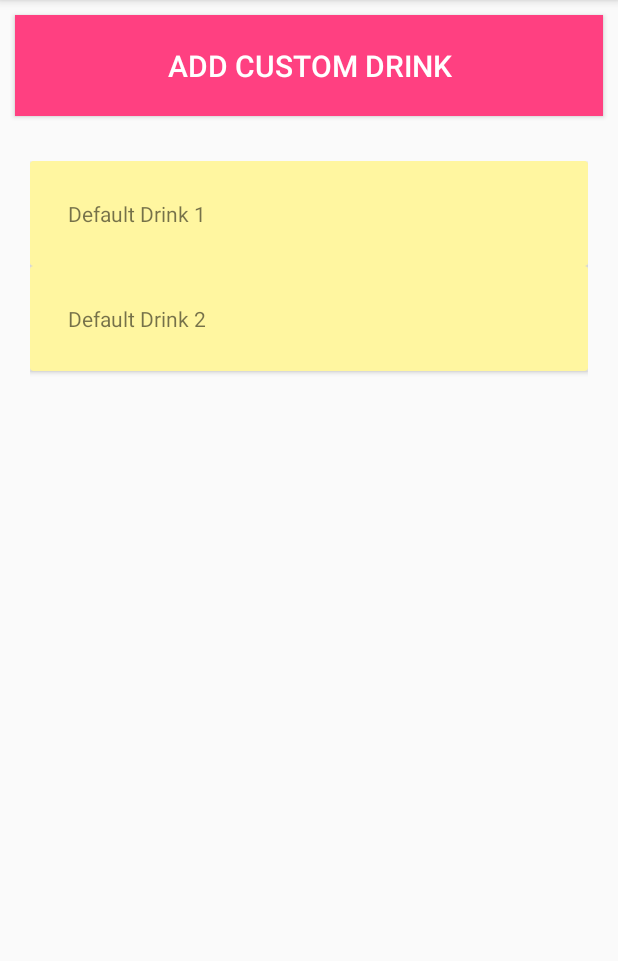
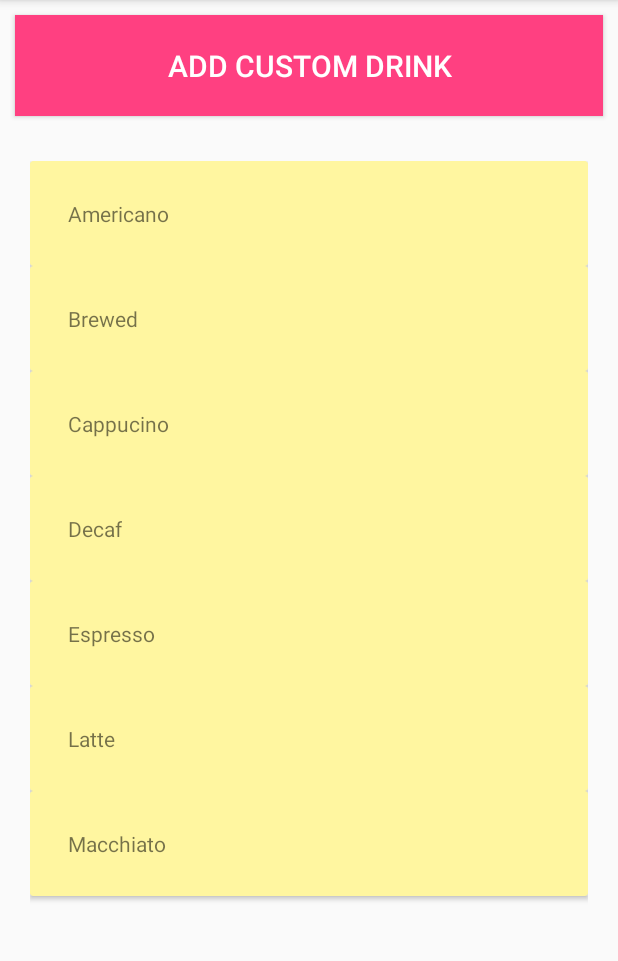
Before and after one commit to fireal3467/CoffeeTime, an Android app: the AddDrinkActivity screen opened directly, with no data from a screen before it, on a phone screen of 412 x 824 dp, the part 168-1129 px from its top. Run offline under Robolectric (Android 15) with nearby library versions, the phone set to English and light mode, and no system bars; our stand-ins replace Room's generated code.

Commit message:
added more default drinks

```diff
--- a/app/src/main/java/com/example/emilylien/coffeetime/AddDrinkDialog.java
+++ b/app/src/main/java/com/example/emilylien/coffeetime/AddDrinkDialog.java
@@ -72,7 +72,7 @@ public class AddDrinkDialog extends DialogFragment {
         DrinkInfo drink = (DrinkInfo) getArguments().getSerializable(DRINK_CHOICE);
         drinkName.setText(drink.getDrinkName());
         drinkSize.setText(drink.getSize());
-        caffineAmount.setText(Integer.toString(drink.getCaffineAmount()));
+        caffineAmount.setText(Integer.toString(drink.getCaffineAmount() + "ml"));
     }
 
 }
--- a/app/src/main/java/com/example/emilylien/coffeetime/adapter/DrinkTypeAdapter.java
+++ b/app/src/main/java/com/example/emilylien/coffeetime/adapter/DrinkTypeAdapter.java
@@ -36,8 +36,13 @@ public class DrinkTypeAdapter extends RecyclerView.Adapter<DrinkTypeAdapter.View
         this.drinkList = drinkList;
         this.context = context;
         this.category = category;
-        drinkList.add(new DrinkInfo("Default Drink 1", "100 ml", 300, category));
-        drinkList.add(new DrinkInfo("Default Drink 2", "500 ml", 200, category));
+        drinkList.add(new DrinkInfo("Americano", "237 ml", 63, category));
+        drinkList.add(new DrinkInfo("Brewed", "237 ml", 95, category));
+        drinkList.add(new DrinkInfo("Cappucino", "237 ml", 3, category));
+        drinkList.add(new DrinkInfo("Decaf", "237 ml", 63, category));
+        drinkList.add(new DrinkInfo("Espresso", "40 ml", 63, category));
+        drinkList.add(new DrinkInfo("Latte", "237 ml", 63, category));
+        drinkList.add(new DrinkInfo("Macchiato", "237 ml", 63, category));
     }
 
     @Override
```
